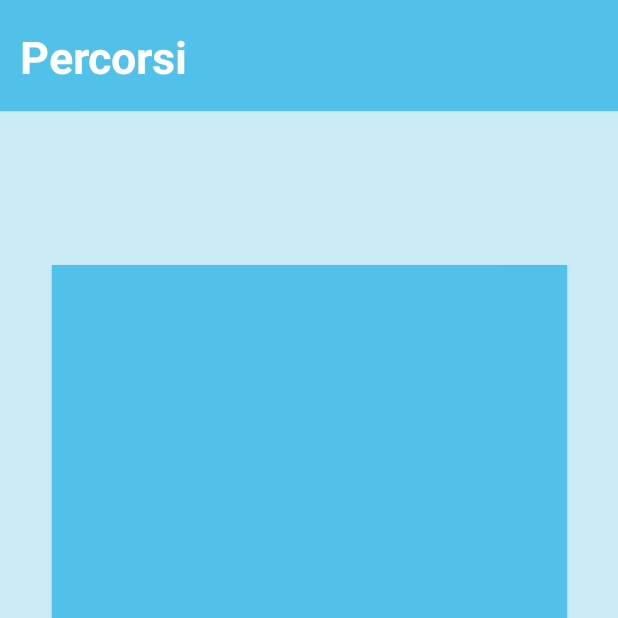
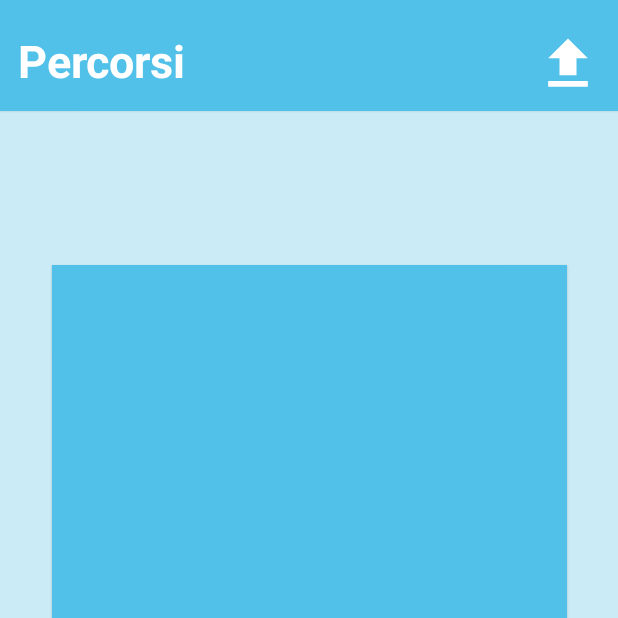
Before and after one commit to GadaletaNicola/Artify, an Android app: the screen it shows after launch (ListaPercorsi), on a phone screen of 412 x 824 dp, the top half of it. Run offline under Robolectric (Android 15) with nearby library versions, the phone set to English and light mode, and no system bars; our stand-ins replace Firebase (no records; nobody signed in at launch, a user with empty details on screens opened directly); pictures from the network do not load.

Commit message:
Implementazione Lista Percorsi

```diff
--- a/app/src/main/java/com/example/artify/listadapter.java
+++ b/app/src/main/java/com/example/artify/listadapter.java
@@ -8,11 +8,15 @@ import android.view.View;
 import android.view.ViewGroup;
 import android.widget.ImageView;
 import android.widget.TextView;
+import android.widget.Toast;
 
 import androidx.annotation.NonNull;
+import androidx.cardview.widget.CardView;
+import androidx.constraintlayout.widget.ConstraintLayout;
 import androidx.recyclerview.widget.RecyclerView;
 
 import com.bumptech.glide.Glide;
+import com.google.android.gms.tasks.OnFailureListener;
 import com.google.android.gms.tasks.OnSuccessListener;
 import com.google.firebase.database.ValueEventListener;
 import com.google.firebase.storage.FirebaseStorage;
@@ -30,6 +34,7 @@ public class listadapter extends RecyclerView.Adapter<listadapter.ListAdapterHol
     public listadapter(@NonNull ArrayList<Percorso> percorsi,Context context){
             this.percorsi = percorsi;
             this.context = context;
+
     }
 
 
@@ -51,8 +56,17 @@ public class listadapter extends RecyclerView.Adapter<listadapter.ListAdapterHol
                 Glide.with(context).load(uri.toString()).into(holder.immaginePercorso);
 
             }
+        }).addOnFailureListener(new OnFailureListener() {
+            @Override
+            public void onFailure(@NonNull Exception e) {
+                Toast.makeText(context, e.getMessage(), Toast.LENGTH_LONG).show();
+            }
         });
         holder.nomePercorso.setText(percorsi.get(position).getNomePercorso());
+        holder.parentLayout.setOnClickListener(view -> {
+            Toast.makeText(context,percorsi.get(position).getNomePercorso(),Toast.LENGTH_LONG).show();
+        });
+
     }
 
     @Override
@@ -60,13 +74,17 @@ public class listadapter extends RecyclerView.Adapter<listadapter.ListAdapterHol
         return percorsi.size();
     }
 
-    static class ListAdapterHolder extends RecyclerView.ViewHolder{
-        TextView nomePercorso = null;
-        ImageView immaginePercorso = null;
+    static class ListAdapterHolder extends RecyclerView.ViewHolder {
+        private TextView nomePercorso = null;
+        private ImageView immaginePercorso = null;
+
+        private ConstraintLayout parentLayout = null;
         public ListAdapterHolder(@NonNull View itemView) {
             super(itemView);
             nomePercorso = itemView.findViewById(R.id.NomePercorso);
             immaginePercorso = itemView.findViewById(R.id.LogoPercorso);
+            parentLayout = itemView.findViewById(R.id.CardPercorso);
+
         }
     }
 }
--- /dev/null
+++ b/app/src/main/res/drawable/ic_baseline_file_upload_24.xml
@@ -0,0 +1,5 @@
+<vector android:height="24dp" android:tint="#FFFFFF"
+    android:viewportHeight="24" android:viewportWidth="24"
+    android:width="24dp" xmlns:android="http://schemas.android.com/apk/res/android">
+    <path android:fillColor="@android:color/white" android:pathData="M9,16h6v-6h4l-7,-7 -7,7h4zM5,18h14v2L5,20z"/>
+</vector>
--- a/app/src/main/res/layout/activity_lista_percorsi.xml
+++ b/app/src/main/res/layout/activity_lista_percorsi.xml
@@ -8,8 +8,8 @@
     tools:context=".ListaPercorsi"
     android:defaultFocusHighlightEnabled="true">
 
-    <LinearLayout
-        android:id="@+id/linearLayout"
+    <androidx.constraintlayout.widget.ConstraintLayout
+        android:id="@+id/HeadBanner"
         android:layout_width="421dp"
         android:layout_height="74dp"
         android:background="@color/DarkLightBlue"
@@ -20,17 +20,36 @@
         android:elevation="1dp"
         android:defaultFocusHighlightEnabled="true">
 
+        <ImageView
+            android:id="@+id/UploadIcon"
+            android:layout_width="45dp"
+            android:layout_height="45dp"
+            android:layout_marginEnd="16dp"
+            android:contentDescription="@string/DescrizioneUploadIco"
+            android:src="@drawable/ic_baseline_file_upload_24"
+            app:layout_constraintBottom_toBottomOf="parent"
+            app:layout_constraintEnd_toEndOf="parent"
+            app:layout_constraintTop_toTopOf="parent"
+            app:layout_constraintVertical_bias="0.689"
+            android:background="?android:selectableItemBackground"/>
+
         <TextView
             android:id="@+id/textView"
-            android:layout_width="405dp"
-            android:layout_height="wrap_content"
-            android:layout_marginStart="17.5dp"
-            android:layout_marginTop="17.5dp"
+            android:layout_width="125dp"
+            android:layout_height="49dp"
             android:text="@string/PercorsiHeader"
             android:textColor="@color/white"
             android:textSize="30sp"
-            android:textStyle="bold" />
-    </LinearLayout>
+            android:textStyle="bold"
+            app:layout_constraintBottom_toBottomOf="parent"
+            app:layout_constraintEnd_toStartOf="@+id/UploadIcon"
+            app:layout_constraintHorizontal_bias="0.068"
+            app:layout_constraintStart_toStartOf="parent"
+            app:layout_constraintTop_toTopOf="parent"
+            app:layout_constraintVertical_bias="0.8" />
+
+
+    </androidx.constraintlayout.widget.ConstraintLayout>
 
     <FrameLayout
         android:layout_width="343dp"
@@ -41,19 +60,12 @@
         app:layout_constraintBottom_toBottomOf="parent"
         app:layout_constraintEnd_toEndOf="parent"
         app:layout_constraintStart_toStartOf="parent"
-        app:layout_constraintTop_toBottomOf="@+id/linearLayout">
+        app:layout_constraintTop_toBottomOf="@+id/HeadBanner">
 
-
-        <LinearLayout
-            android:layout_width="match_parent"
-            android:layout_height="match_parent"
-            android:orientation="vertical">
-
-            <androidx.recyclerview.widget.RecyclerView
+        <androidx.recyclerview.widget.RecyclerView
                 android:id="@+id/ListaPerocrsi"
                 android:layout_width="match_parent"
-                android:layout_height="match_parent"
-                />
-        </LinearLayout>
+                android:layout_height="match_parent" />
+
     </FrameLayout>
 </androidx.constraintlayout.widget.ConstraintLayout>
--- a/app/src/main/res/layout/listadapeter.xml
+++ b/app/src/main/res/layout/listadapeter.xml
@@ -11,8 +11,10 @@
     <androidx.constraintlayout.widget.ConstraintLayout
         android:layout_width="match_parent"
         android:layout_height="68dp"
-        android:background="@color/VeryLightBlue"
-        android:elevation="1dp">
+
+        android:elevation="1dp"
+        android:background="?android:selectableItemBackground"
+        android:id="@+id/CardPercorso">
 
         <ImageView
             android:id="@+id/LogoPercorso"
--- a/app/src/main/res/values/strings.xml
+++ b/app/src/main/res/values/strings.xml
@@ -11,4 +11,5 @@
 
     <!-- Descrizioni -->
     <string name="DescrizioneLogoPercorso">Immagine identificativa del percorso</string>
+    <string name="DescrizioneUploadIco">Upload Ico</string>
 </resources>
```
Also changed, not shown: app/src/main/java/com/example/artify/ListaPercorsi.java (+4 -8 lines).
